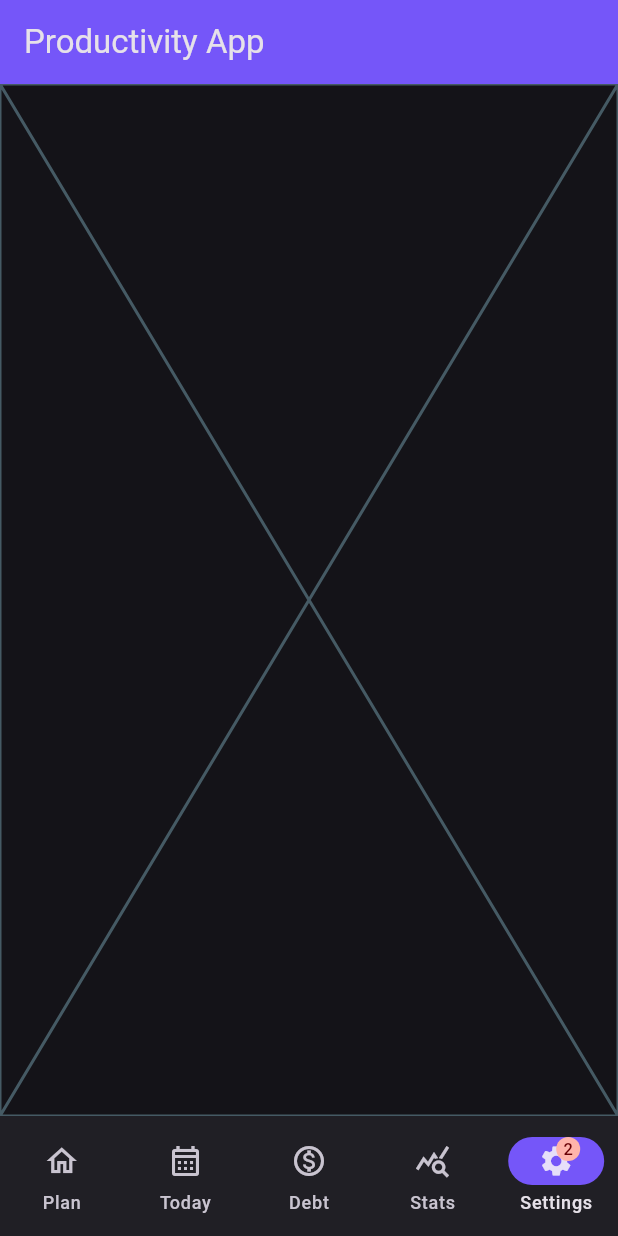
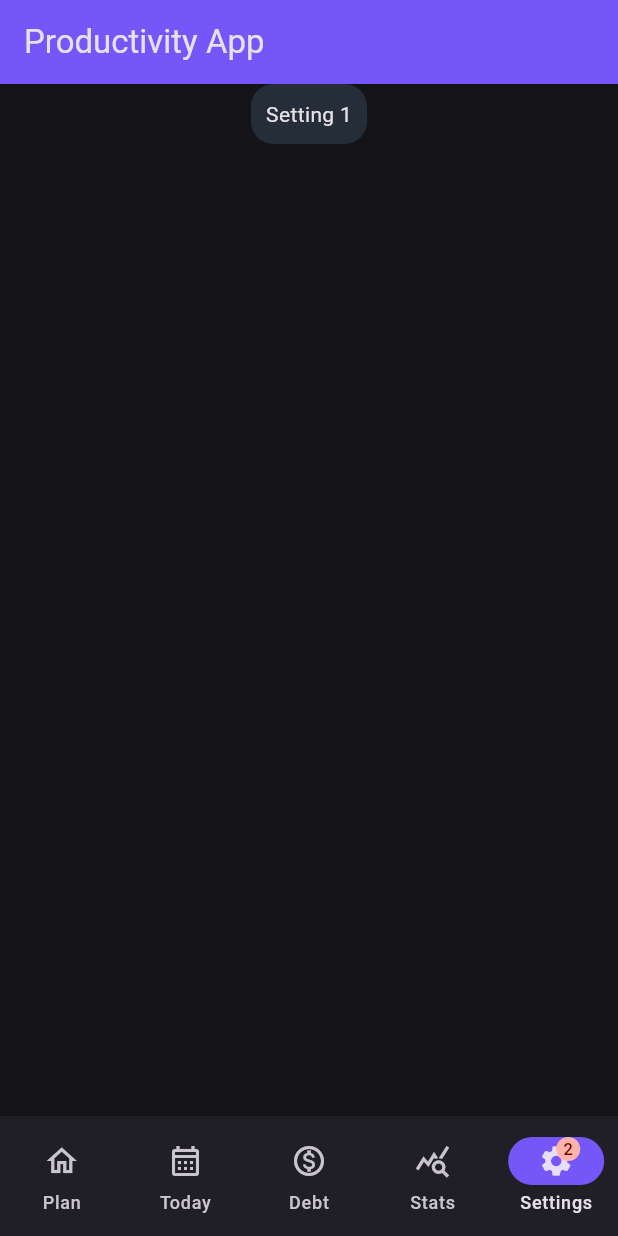
Before and after one commit to DinosDevv/productivity, a Flutter app: the screen it shows after launch, item 5 of the bottom bar chosen, on a phone screen of 412 x 824 dp. Run offline on Flutter 3.47's test engine with Material 3 defaults, Android fonts, the phone set to English and light mode, and no system bars; our stand-ins replace hive_flutter; accounts and stored records are empty.

Commit message:
Started working on the Setting Widget

```diff
--- a/lib/screens/settings_screen.dart
+++ b/lib/screens/settings_screen.dart
@@ -1,10 +1,19 @@
 import 'package:flutter/material.dart';
+import '../widgets/setting.dart';
 
 class SettingsScreen extends StatelessWidget {
   const SettingsScreen({super.key});
 
   @override
   Widget build(BuildContext context) {
-    return const Placeholder();
+    return ListView(
+      children: [
+        Column(
+          children: [
+            Setting(settingName: "Setting 1"),
+          ],
+        ),
+      ],
+    );
   }
 }
--- a/lib/screens/task_screen.dart
+++ b/lib/screens/task_screen.dart
@@ -1,6 +1,5 @@
 import 'package:flutter/material.dart';
 import 'package:hive_flutter/adapters.dart';
-import '../misc/colors.dart';
 import '../widgets/task.dart';
 import '../misc/hive_functions.dart';
 import '../misc/task_model.dart';
--- /dev/null
+++ b/lib/widgets/setting.dart
@@ -0,0 +1,21 @@
+import 'package:flutter/material.dart';
+import 'package:productivity/misc/colors.dart';
+
+class Setting extends StatelessWidget {
+  final String _settingName;
+
+  const Setting({super.key, required this._settingName});
+
+
+  @override
+  Widget build(BuildContext context) {
+    return Container(
+      padding: EdgeInsets.all(10),
+      decoration: BoxDecoration(
+        color: taskColor,
+        borderRadius: BorderRadius.circular(15)
+      ),
+      child: Text(_settingName),
+    );
+  }
+}
```
